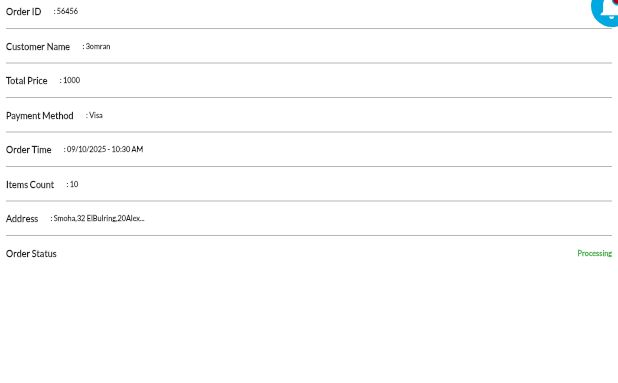
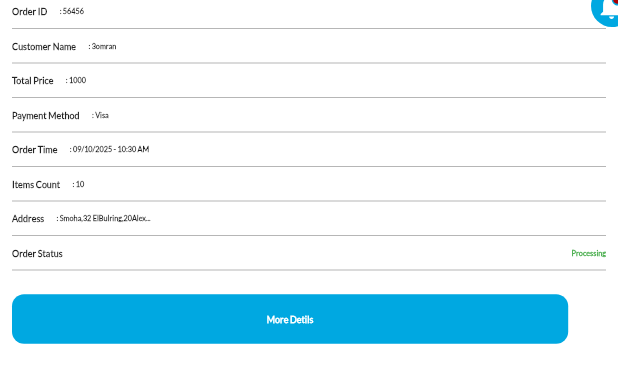
Before and after one commit to zero-one-z-01Z/flouka-pos, a Flutter app: the OrderCardWidget widget shown alone on an empty page, opened directly, on a phone screen of 412 x 824 dp. Shown: the top 383 px of the screen. Run offline on Flutter 3.47's test engine with Material 3 defaults, Android fonts, the phone set to English and light mode, and no system bars; our stand-ins replace awesome_snackbar_content, cached_network_image, camera, dartz, dio, firebase_core and 16 more; missing offline and left inert: jwt_decode, time_machine; accounts and stored records are empty; project files that could hold a hidden picture were left out.

Commit message:
feat: Add home overview tab with profile and order sections, including profile details and order cards.

```diff
--- a/lib/features/home/presentation/widgets/profile_section_widget.dart
+++ b/lib/features/home/presentation/widgets/profile_section_widget.dart
@@ -8,7 +8,8 @@ class ProfileSectionWidget extends StatelessWidget {
   @override
   Widget build(BuildContext context) {
     return Container(
-      padding: EdgeInsets.only(top: 2.h, left: 2.w, right: 2.w, bottom: 17.5.h),
+      alignment: Alignment.center,
+      padding: EdgeInsets.only(top: 4.h, left: 4.w, right: 4.w, bottom: 15.h),
       decoration: BoxDecoration(
         boxShadow: [
           const BoxShadow(
@@ -23,6 +24,7 @@ class ProfileSectionWidget extends StatelessWidget {
         border: Border.all(color: const Color(0xFFF0F0F0)),
       ),
       child: Column(
+        crossAxisAlignment: CrossAxisAlignment.center,
         children: [
           // Profile Image
           CircleAvatar(
--- a/lib/features/orders/presentation/widgets/order_card_widget.dart
+++ b/lib/features/orders/presentation/widgets/order_card_widget.dart
@@ -1,4 +1,5 @@
 import 'package:flouka_pos/core/constants/app_images.dart';
+import 'package:flouka_pos/core/widgets/button_widget.dart';
 import 'package:flouka_pos/core/widgets/svg_widget.dart';
 import 'package:flutter/material.dart';
 import 'package:sizer/sizer.dart';
@@ -15,7 +16,7 @@ class OrderCardWidget extends StatelessWidget {
       children: [
         Container(
           color: Colors.white,
-          padding: const EdgeInsets.all(4),
+          padding: const EdgeInsets.symmetric(horizontal: 8, vertical: 4),
           child: Column(
             crossAxisAlignment: CrossAxisAlignment.start,
             children: [
@@ -46,9 +47,19 @@ class OrderCardWidget extends StatelessWidget {
                   ),
                 ],
               ),
-              SizedBox(height: 2.h),
-
-              // Action Buttons
+              const Divider(color: Colors.grey, thickness: 0.5),
+              SizedBox(height: 1.h),
+              ButtonWidget(
+                height: 4.h,
+                borderRadius: 8,
+                onTap: () {},
+                text: "More Detils",
+                textStyle: TextStyle(
+                  fontSize: 10.sp,
+                  color: Colors.white,
+                  fontWeight: FontWeight.bold,
+                ),
+              ),
             ],
           ),
         ),
```
Also changed, not shown: lib/features/home/presentation/views/tabs/overview_tab.dart (+3 -4 lines), lib/features/orders/presentation/widgets/order_section.dart (renamed from lib/features/home/presentation/widgets/order_list_widget.dart, +18 -12 lines).
